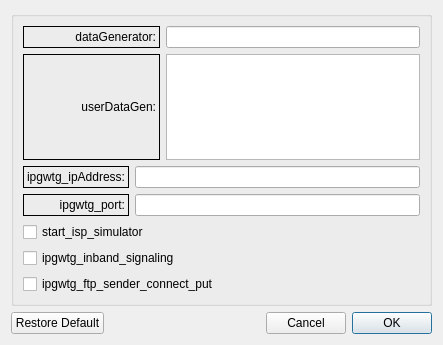
Before: the Qt Designer form LTEsimGeneratorGUI/Ui/DataForms/ipexform.ui in moniss23/junit4, drawn with Qt 5.
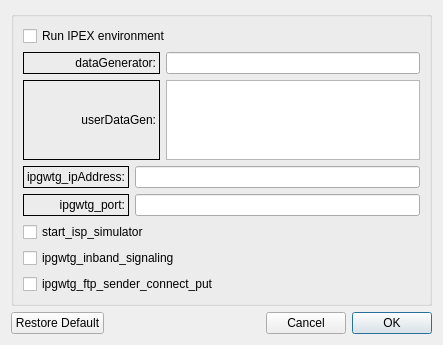
After: the same form once the commit is applied.

Commit message: Added chboxes to ChModels and Ipex

The edit to the form file:
```diff
--- a/LTEsimGeneratorGUI/Ui/DataForms/ipexform.ui
+++ b/LTEsimGeneratorGUI/Ui/DataForms/ipexform.ui
@@ -20,7 +20,7 @@
       <string/>
      </property>
      <layout class="QGridLayout" name="gridLayout">
-      <item row="0" column="0">
+      <item row="1" column="0">
        <layout class="QVBoxLayout" name="verticalLayout_5">
         <item>
          <layout class="QHBoxLayout" name="horizontalLayout_4">
@@ -149,6 +149,13 @@
         </item>
        </layout>
       </item>
+      <item row="0" column="0">
+       <widget class="QCheckBox" name="RunIpexEnvoironementChbox">
+        <property name="text">
+         <string>Run IPEX environment</string>
+        </property>
+       </widget>
+      </item>
      </layout>
     </widget>
    </item>
```
The commit also changes 15 other files.
